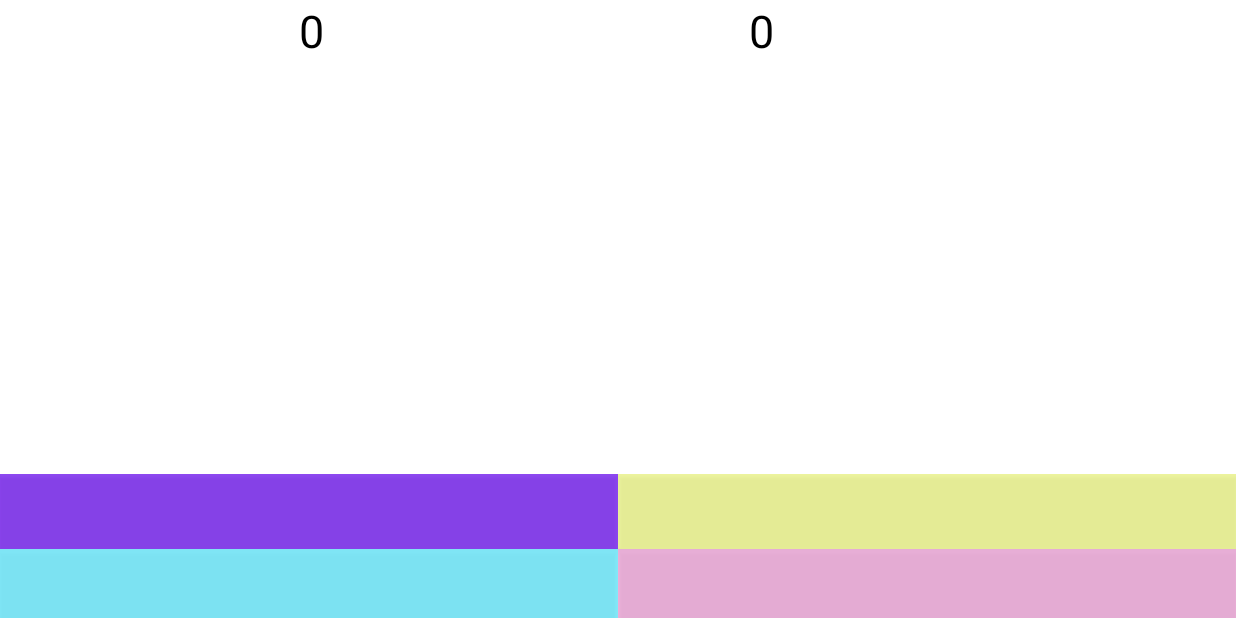
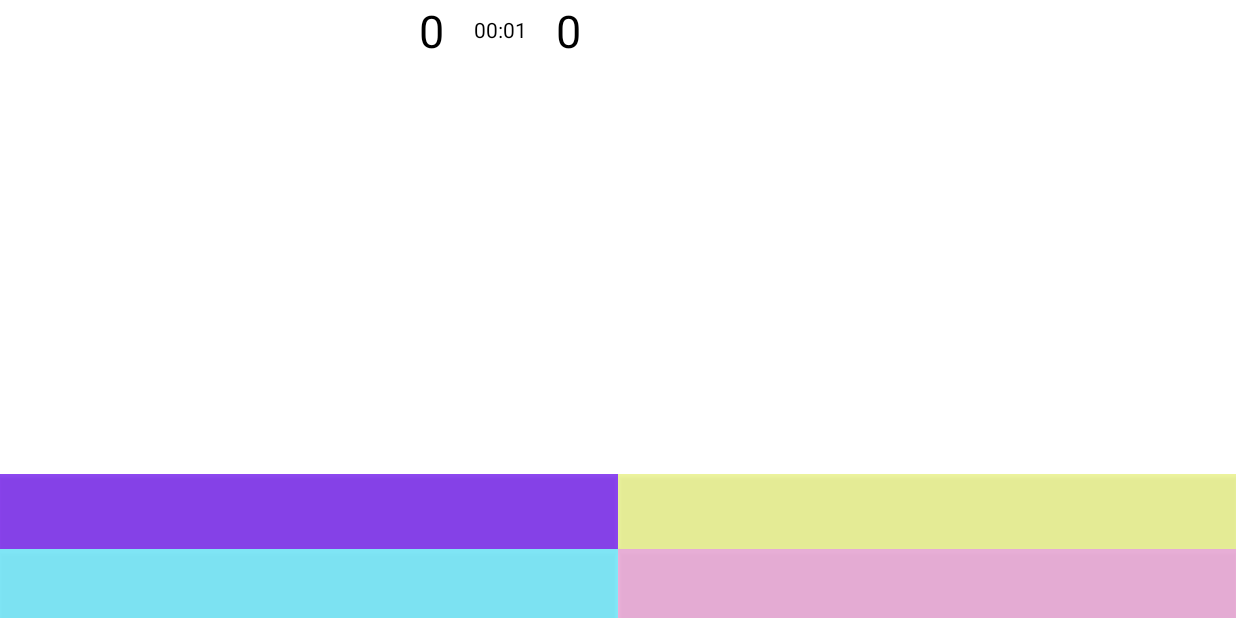
Before and after one commit to adcmyb/PickleHacks, an Android app: the MultiplayerActivity screen opened directly, with no data from a screen before it, on a phone screen of 824 x 412 dp (held sideways). Run offline under Robolectric (Android 15) with nearby library versions, the phone set to English and light mode, and no system bars; our stand-ins replace Firebase (no records; nobody signed in at launch, a user with empty details on screens opened directly), RxJava; libraries missing offline, so code that uses them is left out: com.devbrackets.android, com.yausername.youtubedl_android, nl.dionsegijn.konfetti; plain views replace KonfettiView, VideoView; 12 statements that could not run were skipped.

Commit message:
timer stuff

```diff
--- a/app/src/main/java/com/example/picklehacksda/MultiplayerActivity.java
+++ b/app/src/main/java/com/example/picklehacksda/MultiplayerActivity.java
@@ -9,6 +9,7 @@ import android.text.TextUtils;
 import android.util.Log;
 import android.view.View;
 import android.widget.Button;
+import android.widget.Chronometer;
 import android.widget.ProgressBar;
 import android.widget.TextView;
 import android.widget.Toast;
@@ -97,6 +98,9 @@ public class MultiplayerActivity extends AppCompatActivity {
         }
 
         setContentView(R.layout.activity_multiplayer);
+
+        Chronometer simpleChronometer = (Chronometer) findViewById(R.id.simpleChronometer); // initiate a chronometer
+        simpleChronometer.start();
 
         initViews();
         initListeners();
@@ -401,7 +405,7 @@ public class MultiplayerActivity extends AppCompatActivity {
 
         if (numOfGames >= 1) {
             ObjectAnimator animation = ObjectAnimator.ofFloat(videoView, "translationY", -3000f);
-            animation.setDuration(1000);
+            animation.setDuration(3000);
             ObjectAnimator reset = ObjectAnimator.ofFloat(videoView, "translationY", 0);
             reset.setDuration(0);
             AnimatorSet animatorSet = new AnimatorSet();
--- a/app/src/main/res/layout/activity_multiplayer.xml
+++ b/app/src/main/res/layout/activity_multiplayer.xml
@@ -22,14 +22,24 @@
             android:foregroundGravity="center_horizontal"
             android:gravity="center_horizontal">
 
+            <LinearLayout
+                android:layout_width="wrap_content"
+                android:layout_height="40dp"
+                android:layout_alignParentStart="true"
+                android:layout_alignParentEnd="true"
+                android:layout_marginStart="280dp"
+                android:layout_marginEnd="280dp"
+                android:background="@drawable/text_entry"
+                android:backgroundTint="@color/white"
+                android:foregroundGravity="center"
+                android:gravity="center_horizontal|center_vertical"
+                android:orientation="horizontal">
+
                 <TextView
-                android:id="@+id/score2"
+                    android:id="@+id/score"
                     android:layout_width="wrap_content"
                     android:layout_height="wrap_content"
-                android:layout_alignParentStart="true"
-                android:layout_alignParentEnd="true"
-                android:layout_marginStart="500dp"
-                android:layout_marginEnd="200dp"
+                    android:layout_marginRight="10dp"
                     android:background="@color/white"
                     android:backgroundTint="@color/white"
                     android:drawableLeft="@drawable/text_entry"
@@ -39,14 +49,21 @@
                     android:textColor="@color/black"
                     android:textSize="30dp" />
 
-            <TextView
-                android:id="@+id/score"
+                <Chronometer
+                    android:id="@+id/simpleChronometer"
                     android:layout_width="wrap_content"
                     android:layout_height="wrap_content"
-                android:layout_alignParentStart="true"
-                android:layout_alignParentEnd="true"
-                android:layout_marginStart="200dp"
-                android:layout_marginEnd="500dp"
+                    android:layout_marginLeft="10dp"
+                    android:layout_marginRight="10dp"
+                    android:gravity="center_horizontal"
+                    android:textColor="@color/black" />
+
+                <TextView
+                    android:id="@+id/score2"
+                    android:layout_width="wrap_content"
+                    android:layout_height="wrap_content"
+                    android:layout_marginStart="10dp"
+                    android:layout_marginEnd="0dp"
                     android:background="@color/white"
                     android:backgroundTint="@color/white"
                     android:drawableLeft="@drawable/text_entry"
@@ -55,6 +72,8 @@
                     android:text="0"
                     android:textColor="@color/black"
                     android:textSize="30dp" />
+            </LinearLayout>
+
         </com.devbrackets.android.exomedia.ui.widget.VideoView>
 
         <LinearLayout
```
Also changed, not shown: app/src/main/java/com/example/picklehacksda/GameplayActivity.java (+5 -3 lines), app/src/main/res/layout/activity_gameplay.xml (+24 -4 lines). Lines whose indentation alone changed are shown as unchanged.
